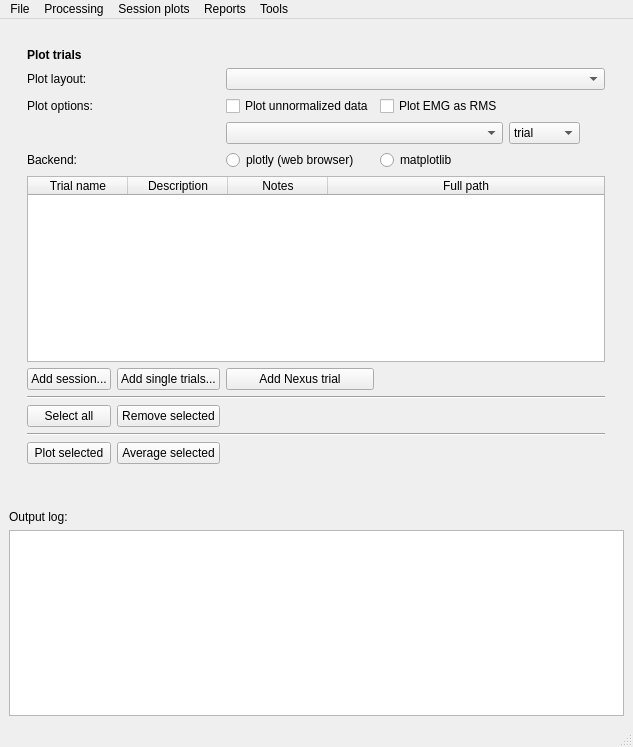
NCH-Motion-Laboratory/gaitutils, file gaitutils/gui/gaitmenu.ui: the form before one commit.
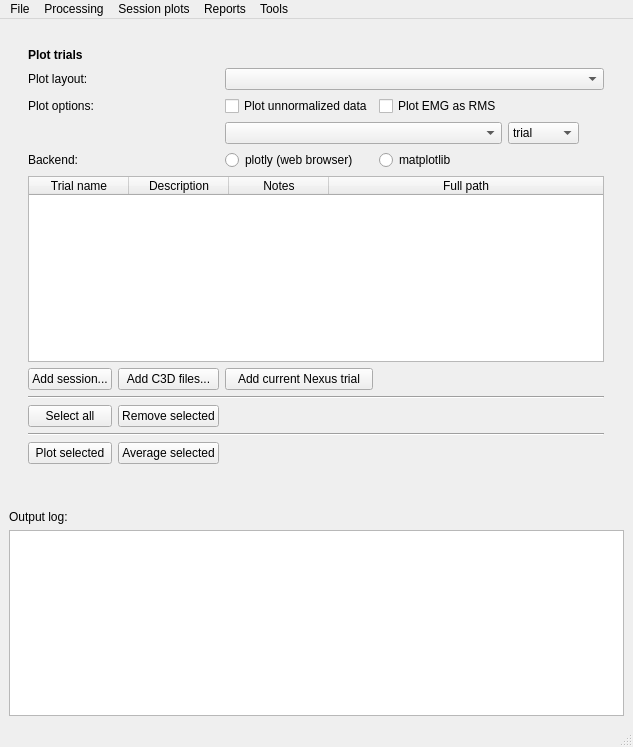
The form after the commit.

Commit message: rename buttons

Diff of the .ui file:
```diff
--- a/gaitutils/gui/gaitmenu.ui
+++ b/gaitutils/gui/gaitmenu.ui
@@ -59,7 +59,7 @@
       <item row="11" column="3">
        <widget class="QPushButton" name="btnAddTrials">
         <property name="text">
-         <string>Add single trials...</string>
+         <string>Add C3D files...</string>
         </property>
        </widget>
       </item>
@@ -249,7 +249,7 @@
       <item row="11" column="4">
        <widget class="QPushButton" name="btnAddNexusTrial">
         <property name="text">
-         <string>Add Nexus trial</string>
+         <string>Add current Nexus trial</string>
         </property>
        </widget>
       </item>
```
